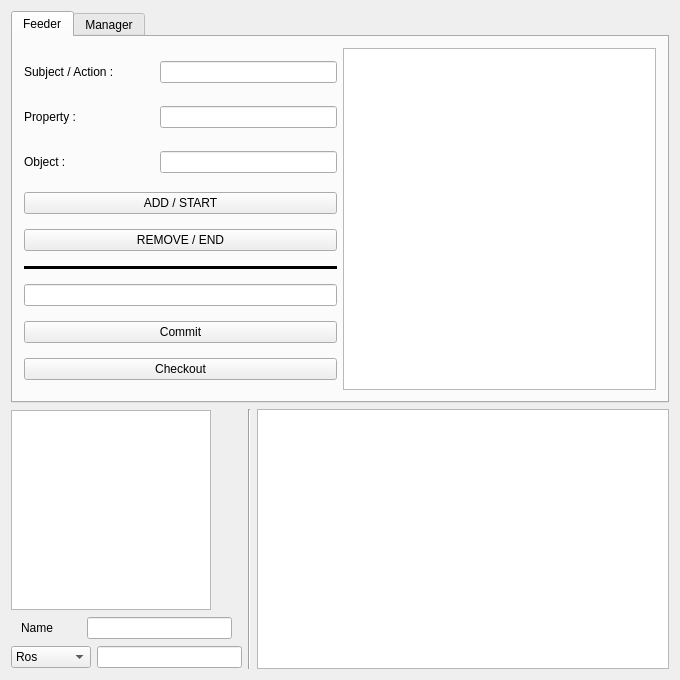
Old version of the form ui/mementargui.ui in the repository vigne-laas/mementar.
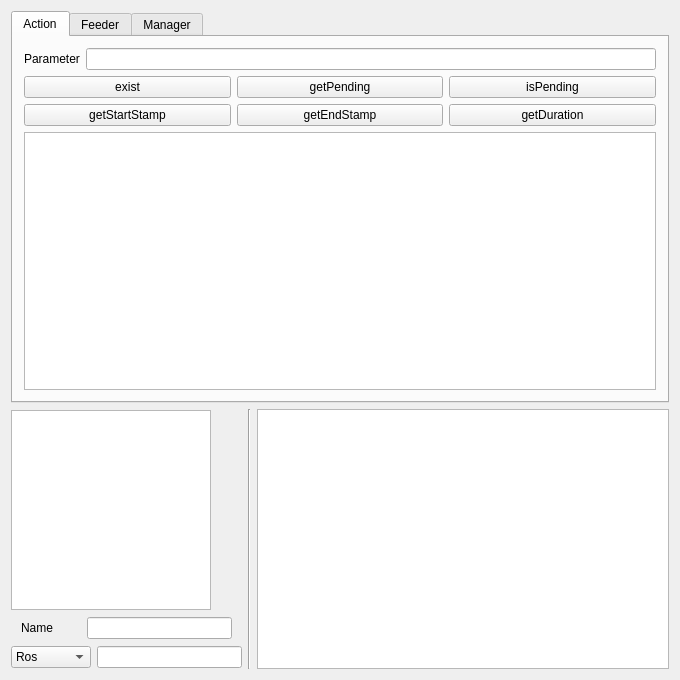
New version of the form. Icons and pictures are not drawn. Custom widgets are drawn as their Qt base class.

Commit message: [UPDATE] mementarGui with action tab

Patch:
```diff
--- a/ui/mementargui.ui
+++ b/ui/mementargui.ui
@@ -23,6 +23,141 @@
        <number>0</number>
       </property>
 
+      <!-- BEGIN OF ACTION TAB -->
+      <widget class="QWidget" name="ActionTab">
+       <attribute name="title">
+        <string>Action</string>
+       </attribute>
+       <layout class="QVBoxLayout" name="action_tab_layout">
+
+        <item>
+         <layout class="QHBoxLayout" name="action_parameter_layout">
+          <item>
+           <widget class="QLabel" name="action_parameter_label">
+            <property name="text">
+             <string>Parameter</string>
+            </property>
+           </widget>
+          </item>
+          <item>
+           <widget class="QLineEditExtended" name="action_parameter_editline">
+             <property name="whatsThis">
+               <string>&lt;html&gt;&lt;head/&gt;&lt;body&gt;&lt;p&gt; Enter your parameters here.&lt;/p&gt;&lt;/body&gt;&lt;/html&gt;</string>
+             </property>
+           </widget>
+          </item>
+         </layout>
+        </item>
+
+        <item>
+         <layout class="QHBoxLayout" name="action_functions_layer1_layout">
+          <item>
+           <widget class="QPushButtonExtended" name="action_exist_button">
+            <property name="cursor">
+             <cursorShape>PointingHandCursor</cursorShape>
+            </property>
+            <property name="whatsThis">
+             <string>&lt;html&gt;&lt;head/&gt;&lt;body&gt;&lt;p&gt;&lt;span style=&quot; font-weight:600; font-style:italic;&quot;&gt;exist&lt;/span&gt; allows you to test whether the action provided in parameter exists in this timeline&lt;/p&gt;&lt;/body&gt;&lt;/html&gt;</string>
+            </property>
+            <property name="text">
+             <string>exist</string>
+            </property>
+           </widget>
+          </item>
+          <item>
+           <widget class="QPushButtonExtended" name="action_getPending_button">
+            <property name="cursor">
+             <cursorShape>PointingHandCursor</cursorShape>
+            </property>
+            <property name="whatsThis">
+             <string>&lt;html&gt;&lt;head/&gt;&lt;body&gt;&lt;p&gt;&lt;span style=&quot; font-weight:600; font-style:italic;&quot;&gt;getPending&lt;/span&gt; will give you all the pending actions (i.e. started but not yet finished)&lt;/p&gt;&lt;/body&gt;&lt;/html&gt;</string>
+            </property>
+            <property name="text">
+             <string>getPending</string>
+            </property>
+           </widget>
+          </item>
+          <item>
+           <widget class="QPushButtonExtended" name="action_isPending_button">
+            <property name="cursor">
+             <cursorShape>PointingHandCursor</cursorShape>
+            </property>
+            <property name="whatsThis">
+             <string>&lt;html&gt;&lt;head/&gt;&lt;body&gt;&lt;p&gt;&lt;span style=&quot; font-weight:600; font-style:italic;&quot;&gt;isPending&lt;/span&gt; allows you to test whether the action provided in parameter is pending (i.e. started but not yet finished)&lt;/p&gt;&lt;/body&gt;&lt;/html&gt;</string>
+            </property>
+            <property name="text">
+             <string>isPending</string>
+            </property>
+           </widget>
+          </item>
+         </layout>
+        </item>
+
+        <item>
+         <layout class="QHBoxLayout" name="action_functions_layer2_layout">
+          <item>
+           <widget class="QPushButtonExtended" name="action_getStartStamp_button">
+            <property name="cursor">
+             <cursorShape>PointingHandCursor</cursorShape>
+            </property>
+            <property name="whatsThis">
+             <string>&lt;html&gt;&lt;head/&gt;&lt;body&gt;&lt;p&gt;&lt;span style=&quot; font-weight:600; font-style:italic;&quot;&gt;getStartStamp&lt;/span&gt; returns the timestamp of the start of the action provided in parameter&lt;/p&gt;&lt;/body&gt;&lt;/html&gt;</string>
+            </property>
+            <property name="text">
+             <string>getStartStamp</string>
+            </property>
+           </widget>
+          </item>
+          <item>
+           <widget class="QPushButtonExtended" name="action_getEndStamp_button">
+            <property name="cursor">
+             <cursorShape>PointingHandCursor</cursorShape>
+            </property>
+            <property name="whatsThis">
+             <string>&lt;html&gt;&lt;head/&gt;&lt;body&gt;&lt;p&gt;&lt;span style=&quot; font-weight:600; font-style:italic;&quot;&gt;getEndStamp&lt;/span&gt; returns the timestamp of the end of the action provided in parameter&lt;/p&gt;&lt;/body&gt;&lt;/html&gt;</string>
+            </property>
+            <property name="text">
+             <string>getEndStamp</string>
+            </property>
+           </widget>
+          </item>
+          <item>
+           <widget class="QPushButtonExtended" name="action_getDuration_button">
+            <property name="cursor">
+             <cursorShape>PointingHandCursor</cursorShape>
+            </property>
+            <property name="whatsThis">
+             <string>&lt;html&gt;&lt;head/&gt;&lt;body&gt;&lt;p&gt;&lt;span style=&quot; font-weight:600; font-style:italic;&quot;&gt;getDuration&lt;/span&gt; returns the duraction of the action provided in parameter&lt;/p&gt;&lt;/body&gt;&lt;/html&gt;</string>
+            </property>
+            <property name="text">
+             <string>getDuration</string>
+            </property>
+           </widget>
+          </item>
+         </layout>
+        </item>
+
+        <item>
+         <widget class="QTextEdit" name="action_description_textedit">
+          <property name="verticalScrollBarPolicy">
+           <enum>Qt::ScrollBarAlwaysOff</enum>
+          </property>
+          <property name="horizontalScrollBarPolicy">
+           <enum>Qt::ScrollBarAlwaysOff</enum>
+          </property>
+          <property name="readOnly">
+           <bool>true</bool>
+          </property>
+          <property name="textInteractionFlags">
+           <set>Qt::NoTextInteraction</set>
+          </property>
+         </widget>
+        </item>
+
+       </layout>
+      </widget>
+      <!-- END OF ACTION TAB -->
+
       <!-- BEGIN OF FEEDER TAB -->
       <widget class="QWidget" name="FeederTab">
        <attribute name="title">
```
The commit also changes 2 other files.
